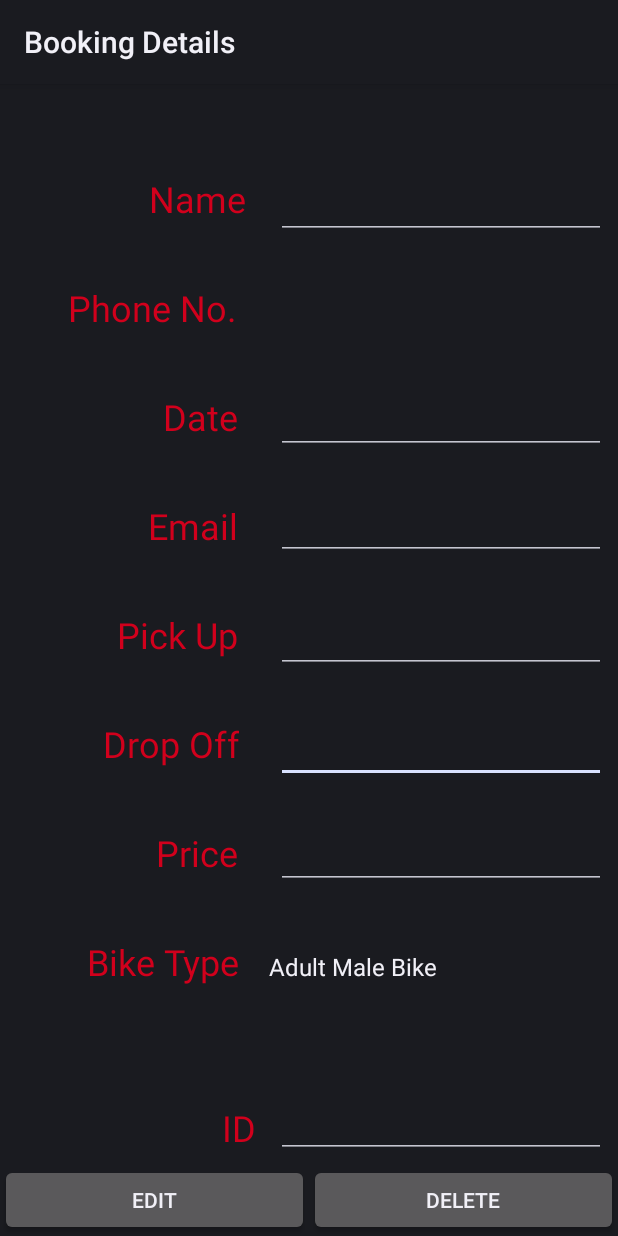
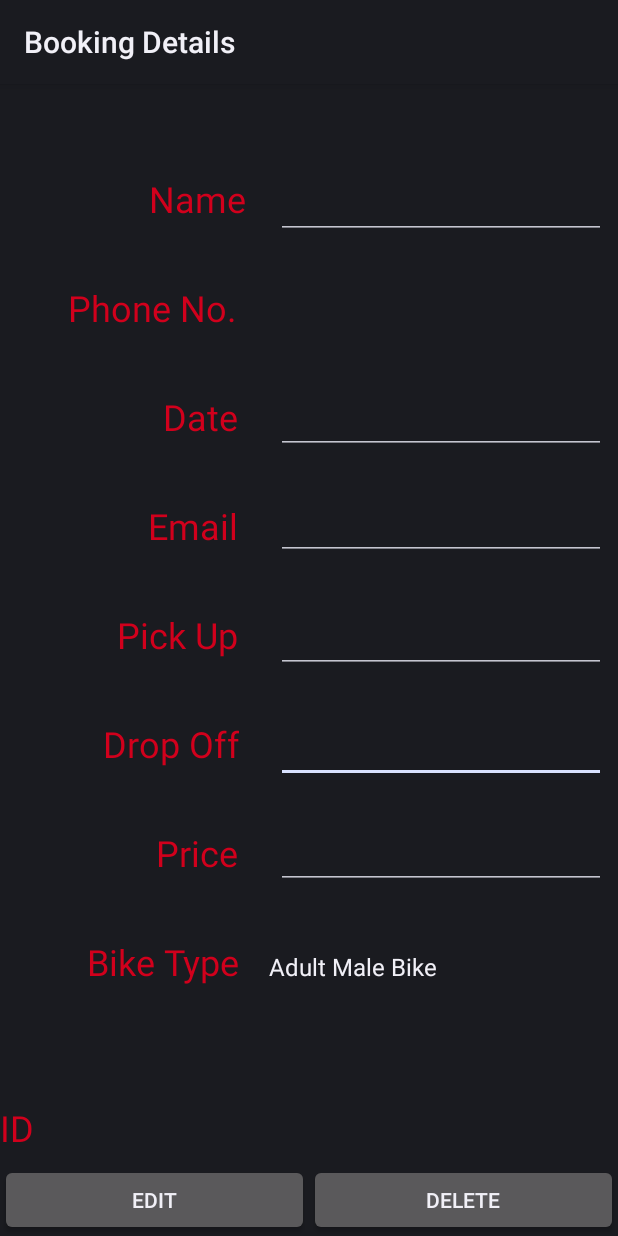
Before and after one commit to foxxxxxxx7/MAD2bikeshop, an Android app: the fragment BookingDetailFragment shown on its own in the app's theme, on a phone screen of 412 x 824 dp. Run offline under Robolectric (Android 15) with nearby library versions, the phone set to English and light mode, and no system bars; our stand-ins replace Firebase (no records; nobody signed in at launch, a user with empty details on screens opened directly), Timber, data binding; pictures from the network do not load; 1 statement that could not run was skipped.

Commit message:
Cause error
problems with bookingid and values, returning null

```diff
--- a/app/src/main/java/com/wit/mad2bikeshop/model/BookModel.kt
+++ b/app/src/main/java/com/wit/mad2bikeshop/model/BookModel.kt
@@ -9,7 +9,7 @@ import java.util.*
 @IgnoreExtraProperties
 @Parcelize
 data class BookModel(
-    var id : Long = 0,
+//    var id : Long = 0,
     var uid: String? = "",
     var name: String = "N/A",
     var phoneNumber: String = "N/A",
@@ -28,7 +28,7 @@ data class BookModel(
     @Exclude
     fun toMap(): Map<String, Any?> {
         return mapOf(
-            "id" to id,
+//            "id" to id,
             "uid" to uid,
             "name" to name,
             "phoneNumber" to phoneNumber,
--- a/app/src/main/java/com/wit/mad2bikeshop/ui/bookingList/BookingListFragment.kt
+++ b/app/src/main/java/com/wit/mad2bikeshop/ui/bookingList/BookingListFragment.kt
@@ -177,7 +177,7 @@ class BookingListFragment : Fragment(), BookListener {
 //    }
 
     override fun onBookingClick(booking: BookModel) {
-        val action = BookingListFragmentDirections.actionBookingListFragmentToBookingDetailFragment(booking.id)
+        val action = BookingListFragmentDirections.actionBookingListFragmentToBookingDetailFragment(booking.uid!!)
         findNavController().navigate(action)
     }
 
--- a/app/src/main/java/com/wit/mad2bikeshop/ui/detail/BookingDetailFragment.kt
+++ b/app/src/main/java/com/wit/mad2bikeshop/ui/detail/BookingDetailFragment.kt
@@ -6,7 +6,6 @@ import androidx.fragment.app.Fragment
 import android.view.LayoutInflater
 import android.view.View
 import android.view.ViewGroup
-import android.widget.Toast
 import androidx.fragment.app.activityViewModels
 import androidx.lifecycle.Observer
 import androidx.navigation.fragment.findNavController
@@ -14,9 +13,9 @@ import androidx.navigation.fragment.navArgs
 import com.google.firebase.auth.FirebaseAuth
 import com.wit.mad2bikeshop.R
 import com.wit.mad2bikeshop.databinding.BookingDetailFragmentBinding
-import com.wit.mad2bikeshop.model.BookModel
 import com.wit.mad2bikeshop.ui.auth.LoggedInViewModel
 import com.wit.mad2bikeshop.ui.bookingList.BookingListViewModel
+import timber.log.Timber
 
 class BookingDetailFragment : Fragment() {
 
@@ -49,15 +48,13 @@ class BookingDetailFragment : Fragment() {
         activity?.title = getString(R.string.action_details)
 
         detailViewModel = ViewModelProvider(this).get(BookingDetailViewModel::class.java)
-        detailViewModel.observableBooking.observe(viewLifecycleOwner, Observer {
-                booking ->
-            booking?.let { render(booking) } })
+        detailViewModel.observableBooking.observe(viewLifecycleOwner, Observer { render() })
 
         fragBinding.editDonationButton.setOnClickListener {
             detailViewModel.updateBook(user?.uid!!,
 
                //may have issues with toString below!!!!!!!
-                args.bookingid.toString(), fragBinding.bookingvm?.observableBooking!!.value!!)
+                args.bookingid, fragBinding.bookingvm?.observableBooking!!.value!!)
             //Force Reload of list to guarantee refresh
             bookingListViewModel.load()
             findNavController().navigateUp()
@@ -72,29 +69,30 @@ class BookingDetailFragment : Fragment() {
         }
         return root
     }
-    private fun render(booking: BookModel) {
-//        fragBinding.editMessage.setText("A Message")
-//        fragBinding.editUpvotes.setText("0")
-        fragBinding.editName.setText(booking.name)
-        fragBinding.editPhoneNumber.setText(booking.phoneNumber)
-        fragBinding.editDate.setText(booking.date)
-        fragBinding.editEmail.setText(booking.email)
-        fragBinding.editPickup.setText(booking.pickup)
-        fragBinding.editDropoff.setText(booking.dropoff)
-        fragBinding.editPrice.setText(booking.price.toString())
-
-        fragBinding.spinner2.setSelection(booking.bike)
-        fragBinding.editID.setText(booking.id.toString())
-//        fragBinding.spinner2. /////// TODO!!! set value from order to spinner
+    private fun render() {
+////        fragBinding.editMessage.setText("A Message")
+////        fragBinding.editUpvotes.setText("0")
+//        fragBinding.editName.setText(booking.name)
+//        fragBinding.editPhoneNumber.setText(booking.phoneNumber)
+//        fragBinding.editDate.setText(booking.date)
+//        fragBinding.editEmail.setText(booking.email)
+//        fragBinding.editPickup.setText(booking.pickup)
+//        fragBinding.editDropoff.setText(booking.dropoff)
+//        fragBinding.editPrice.setText(booking.price.toString())
+//
+//        fragBinding.spinner2.setSelection(booking.bike)
+//        fragBinding.editID.setText(booking.id.toString())
+////        fragBinding.spinner2. /////// TODO!!! set value from order to spinner
 
         fragBinding.bookingvm = detailViewModel
+        Timber.i("Retrofit fragBinding.bookingvm == $fragBinding.bookingvm")
     }
 
-//    override fun onResume() {
-//        super.onResume()
-//        detailViewModel.getBooking(loggedInViewModel.liveFirebaseUser.value?.uid!!
-//            ,            args.bookingid)
-//    }
+    override fun onResume() {
+        super.onResume()
+        detailViewModel.getBooking(loggedInViewModel.liveFirebaseUser.value?.uid!!,
+            args.bookingid)
+    }
     override fun onDestroyView() {
         super.onDestroyView()
         _fragBinding = null
--- a/app/src/main/java/com/wit/mad2bikeshop/utils/Helpers.kt
+++ b/app/src/main/java/com/wit/mad2bikeshop/utils/Helpers.kt
@@ -31,7 +31,7 @@ fun hideLoader(loader: AlertDialog) {
 fun serviceUnavailableMessage(activity: FragmentActivity) {
     Toast.makeText(
         activity,
-        "Donation Service Unavailable. Try again later",
+        "Booking Service Unavailable. Try again later",
         Toast.LENGTH_LONG
     ).show()
 }
@@ -39,7 +39,7 @@ fun serviceUnavailableMessage(activity: FragmentActivity) {
 fun serviceAvailableMessage(activity: FragmentActivity) {
     Toast.makeText(
         activity,
-        "Donation Contacted Successfully",
+        "Bookinig Contacted Successfully",
         Toast.LENGTH_LONG
     ).show()
 }
--- a/app/src/main/res/layout/booking_detail_fragment.xml
+++ b/app/src/main/res/layout/booking_detail_fragment.xml
@@ -38,6 +38,7 @@
         android:ems="10"
         android:inputType="text"
         android:textSize="24sp"
+        android:text="@={bookingvm.observableBooking.dropoff}"
         app:layout_constraintEnd_toEndOf="parent"
         app:layout_constraintTop_toBottomOf="@+id/editPickup" />
 
@@ -50,21 +51,23 @@
         android:ems="10"
         android:inputType="number"
         android:textSize="24sp"
+        android:text="@={``+ bookingvm.observableBooking.price}"
         app:layout_constraintEnd_toEndOf="parent"
         app:layout_constraintTop_toBottomOf="@+id/editDropoff" />
 
-    <EditText
-        android:id="@+id/editID"
-        android:layout_width="220dp"
-        android:layout_height="wrap_content"
-        android:layout_marginEnd="8dp"
-        android:ems="10"
-        android:inputType="text"
-        android:textSize="24sp"
-        app:layout_constraintBottom_toTopOf="@+id/deleteDonationButton"
-        app:layout_constraintEnd_toEndOf="parent"
-        app:layout_constraintTop_toBottomOf="@+id/editPrice"
-        app:layout_constraintVertical_bias="0.971" />
+<!--    <EditText-->
+<!--        android:id="@+id/editID"-->
+<!--        android:layout_width="220dp"-->
+<!--        android:layout_height="wrap_content"-->
+<!--        android:layout_marginEnd="8dp"-->
+<!--        android:ems="10"-->
+<!--        android:inputType="text"-->
+<!--        android:textSize="24sp"-->
+<!--        android:text="@={``+ bookingvm.observableBooking.id}"-->
+<!--        app:layout_constraintBottom_toTopOf="@+id/deleteDonationButton"-->
+<!--        app:layout_constraintEnd_toEndOf="parent"-->
+<!--        app:layout_constraintTop_toBottomOf="@+id/editPrice"-->
+<!--        app:layout_constraintVertical_bias="0.971" />-->
 
     <EditText
         android:id="@+id/editPickup"
@@ -75,6 +78,7 @@
         android:ems="10"
         android:inputType="text"
         android:textSize="24sp"
+        android:text="@={bookingvm.observableBooking.pickup}"
         app:layout_constraintEnd_toEndOf="parent"
         app:layout_constraintTop_toBottomOf="@+id/editEmail" />
 
@@ -172,6 +176,7 @@
         android:layout_marginEnd="8dp"
         android:textAlignment="viewStart"
         android:textSize="24sp"
+        android:text="@={bookingvm.observableBooking.date}"
         app:layout_constraintEnd_toEndOf="parent"
         app:layout_constraintTop_toBottomOf="@+id/editPhoneNumber" />
 
@@ -197,6 +202,7 @@
         android:ems="10"
         android:inputType="number|textEmailAddress"
         android:textSize="16sp"
+        android:text="@={bookingvm.observableBooking.email}"
         app:layout_constraintEnd_toEndOf="parent"
         app:layout_constraintTop_toBottomOf="@+id/editDate" />
 
@@ -210,6 +216,7 @@
         android:inputType="textPersonName"
         android:textAlignment="viewStart"
         android:textSize="24sp"
+        android:text="@={bookingvm.observableBooking.name}"
         app:layout_constraintEnd_toEndOf="parent"
         app:layout_constraintTop_toTopOf="parent" />
 
```
Also changed, not shown: app/src/main/java/com/wit/mad2bikeshop/adapters/BookAdapter.kt (+5 -3 lines), app/src/main/java/com/wit/mad2bikeshop/ui/detail/BookingDetailViewModel.kt (+9 -5 lines).
